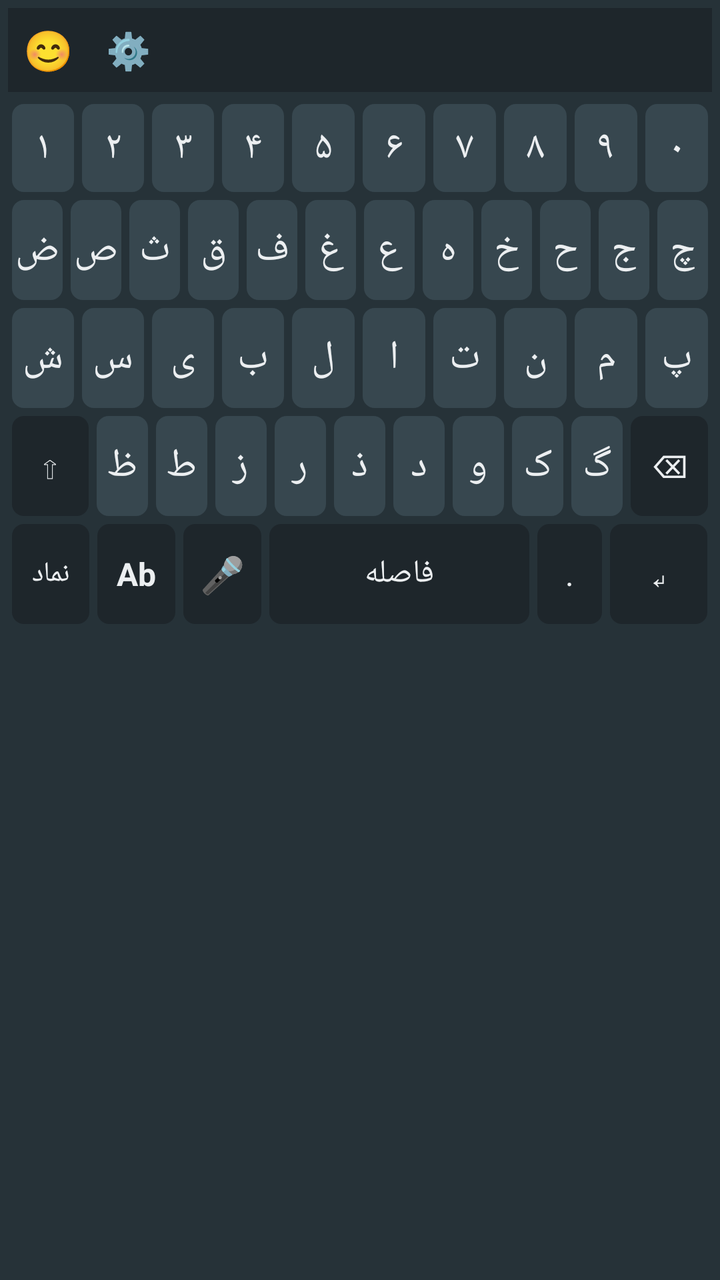
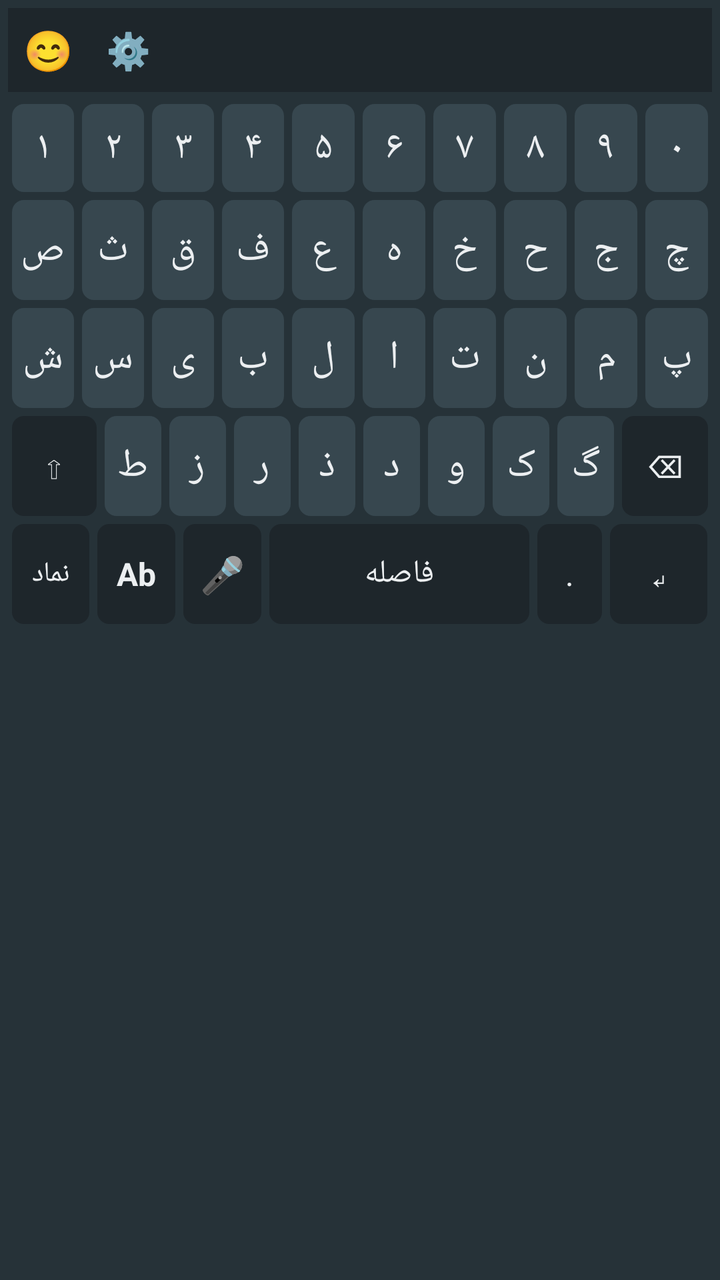

Compare the two renders of this Android layout. The source of the first and the diff that turns it into the second are given below.
<!-- AndroidManifest.xml: application theme android:Theme.DeviceDefault.Light.NoActionBar -->
<!-- res/layout/keyboard_view.xml -->
<?xml version="1.0" encoding="utf-8"?>
<LinearLayout xmlns:android="http://schemas.android.com/apk/res/android"
    android:layout_width="match_parent"
    android:layout_height="wrap_content"
    android:orientation="vertical"
    android:background="@color/kb_bg"
    android:padding="4dp">

    
    <LinearLayout android:layout_width="match_parent" android:layout_height="42dp" android:background="@color/suggestion_bg" android:orientation="horizontal" android:layout_marginBottom="4dp">
        <TextView android:id="@+id/btn_emoji_bar" android:layout_width="40dp" android:layout_height="match_parent" android:text="😊" android:gravity="center" android:textSize="20sp"/>
        <TextView android:id="@+id/btn_settings_bar" android:layout_width="40dp" android:layout_height="match_parent" android:text="⚙️" android:gravity="center" android:textSize="18sp"/>
        
        <TextView android:id="@+id/suggestion_1" android:layout_width="0dp" android:layout_height="match_parent" android:layout_weight="1" android:text="" android:textColor="@color/key_text" android:gravity="center" android:textSize="16sp"/>
        <TextView android:id="@+id/suggestion_2" android:layout_width="0dp" android:layout_height="match_parent" android:layout_weight="1" android:text="" android:textColor="@color/key_text" android:gravity="center" android:textSize="16sp"/>
        <TextView android:id="@+id/suggestion_3" android:layout_width="0dp" android:layout_height="match_parent" android:layout_weight="1" android:text="" android:textColor="@color/key_text" android:gravity="center" android:textSize="16sp"/>
    </LinearLayout>

    
    <LinearLayout android:id="@+id/letters_container" android:layout_width="match_parent" android:layout_height="wrap_content" android:orientation="vertical">
        
        
        <LinearLayout android:layout_width="match_parent" android:layout_height="48dp" android:orientation="horizontal">
            <TextView android:id="@+id/btn_num_1" style="@style/KeyStyle" android:text="۱" />
            <TextView android:id="@+id/btn_num_2" style="@style/KeyStyle" android:text="۲" />
            <TextView android:id="@+id/btn_num_3" style="@style/KeyStyle" android:text="۳" />
            <TextView android:id="@+id/btn_num_4" style="@style/KeyStyle" android:text="۴" />
            <TextView android:id="@+id/btn_num_5" style="@style/KeyStyle" android:text="۵" />
            <TextView android:id="@+id/btn_num_6" style="@style/KeyStyle" android:text="۶" />
            <TextView android:id="@+id/btn_num_7" style="@style/KeyStyle" android:text="۷" />
            <TextView android:id="@+id/btn_num_8" style="@style/KeyStyle" android:text="۸" />
            <TextView android:id="@+id/btn_num_9" style="@style/KeyStyle" android:text="۹" />
            <TextView android:id="@+id/btn_num_0" style="@style/KeyStyle" android:text="۰" />
        </LinearLayout>

        
        <LinearLayout android:layout_width="match_parent" android:layout_height="54dp" android:orientation="horizontal">
            <TextView android:id="@+id/btn_zad" style="@style/KeyStyle" android:text="ض" />
            <TextView android:id="@+id/btn_sad" style="@style/KeyStyle" android:text="ص" />
            <TextView android:id="@+id/btn_se" style="@style/KeyStyle" android:text="ث" />
            <TextView android:id="@+id/btn_ghaf" style="@style/KeyStyle" android:text="ق" />
            <TextView android:id="@+id/btn_fe" style="@style/KeyStyle" android:text="ف" />
            <TextView android:id="@+id/btn_ghain" style="@style/KeyStyle" android:text="غ" />
            <TextView android:id="@+id/btn_e" style="@style/KeyStyle" android:text="ع" />
            <TextView android:id="@+id/btn_he" style="@style/KeyStyle" android:text="ه" />
            <TextView android:id="@+id/btn_khe" style="@style/KeyStyle" android:text="خ" />
            <TextView android:id="@+id/btn_h" style="@style/KeyStyle" android:text="ح" />
            <TextView android:id="@+id/btn_jim" style="@style/KeyStyle" android:text="ج" />
            <TextView android:id="@+id/btn_che" style="@style/KeyStyle" android:text="چ" />
        </LinearLayout>

        
        <LinearLayout android:layout_width="match_parent" android:layout_height="54dp" android:orientation="horizontal">
            <TextView android:id="@+id/btn_shin" style="@style/KeyStyle" android:text="ش" />
            <TextView android:id="@+id/btn_sin" style="@style/KeyStyle" android:text="س" />
            <TextView android:id="@+id/btn_ye" style="@style/KeyStyle" android:text="ی" />
            <TextView android:id="@+id/btn_be" style="@style/KeyStyle" android:text="ب" />
            <TextView android:id="@+id/btn_lam" style="@style/KeyStyle" android:text="ل" />
            <TextView android:id="@+id/btn_alef" style="@style/KeyStyle" android:text="ا" />
            <TextView android:id="@+id/btn_te" style="@style/KeyStyle" android:text="ت" />
            <TextView android:id="@+id/btn_nun" style="@style/KeyStyle" android:text="ن" />
            <TextView android:id="@+id/btn_mim" style="@style/KeyStyle" android:text="م" />
            <TextView android:id="@+id/btn_pe" style="@style/KeyStyle" android:text="پ" />
        </LinearLayout>

        
        <LinearLayout android:layout_width="match_parent" android:layout_height="54dp" android:orientation="horizontal">
            <TextView android:id="@+id/btn_shift" style="@style/KeyStyleSpecial" android:layout_weight="1.5" android:text="⇧" />
            <TextView android:id="@+id/btn_za" style="@style/KeyStyle" android:text="ظ" />
            <TextView android:id="@+id/btn_ta" style="@style/KeyStyle" android:text="ط" />
            <TextView android:id="@+id/btn_ze" style="@style/KeyStyle" android:text="ز" />
            <TextView android:id="@+id/btn_re" style="@style/KeyStyle" android:text="ر" />
            <TextView android:id="@+id/btn_zal" style="@style/KeyStyle" android:text="ذ" />
            <TextView android:id="@+id/btn_dal" style="@style/KeyStyle" android:text="د" />
            <TextView android:id="@+id/btn_vav" style="@style/KeyStyle" android:text="و" />
            <TextView android:id="@+id/btn_kaf" style="@style/KeyStyle" android:text="ک" />
            <TextView android:id="@+id/btn_gaf" style="@style/KeyStyle" android:text="گ" />
            <TextView android:id="@+id/btn_backspace" style="@style/KeyStyleSpecial" android:layout_weight="1.5" android:text="⌫" />
        </LinearLayout>

        
        <LinearLayout android:layout_width="match_parent" android:layout_height="54dp" android:orientation="horizontal">
            <TextView android:id="@+id/btn_symbols" style="@style/KeyStyleSpecial" android:layout_weight="1.2" android:text="نماد" android:textSize="14sp"/>
            <TextView android:id="@+id/btn_lang" style="@style/KeyStyleSpecial" android:layout_weight="1.2" android:text="Ab" android:textSize="16sp" android:textStyle="bold"/>
            <TextView android:id="@+id/btn_mic" style="@style/KeyStyleSpecial" android:layout_weight="1.2" android:text="🎤" android:textSize="18sp"/>
            <TextView android:id="@+id/btn_space" style="@style/KeyStyleSpecial" android:layout_weight="4" android:text="فاصله" />
            <TextView android:id="@+id/btn_dot" style="@style/KeyStyleSpecial" android:layout_weight="1" android:text="." />
            <TextView android:id="@+id/btn_enter" style="@style/KeyStyleSpecial" android:layout_weight="1.5" android:text="↵" />
        </LinearLayout>
    </LinearLayout>

    
    <LinearLayout android:id="@+id/symbols_container" android:layout_width="match_parent" android:layout_height="wrap_content" android:orientation="vertical" android:visibility="gone">
        <LinearLayout android:layout_width="match_parent" android:layout_height="54dp" android:orientation="horizontal">
            <TextView android:id="@+id/sym_1" style="@style/KeyStyle" /><TextView android:id="@+id/sym_2" style="@style/KeyStyle" /><TextView android:id="@+id/sym_3" style="@style/KeyStyle" /><TextView android:id="@+id/sym_4" style="@style/KeyStyle" /><TextView android:id="@+id/sym_5" style="@style/KeyStyle" /><TextView android:id="@+id/sym_6" style="@style/KeyStyle" /><TextView android:id="@+id/sym_7" style="@style/KeyStyle" /><TextView android:id="@+id/sym_8" style="@style/KeyStyle" /><TextView android:id="@+id/sym_9" style="@style/KeyStyle" /><TextView android:id="@+id/sym_10" style="@style/KeyStyle" />
        </LinearLayout>
        <LinearLayout android:layout_width="match_parent" android:layout_height="54dp" android:orientation="horizontal">
            <TextView android:id="@+id/sym_11" style="@style/KeyStyle" /><TextView android:id="@+id/sym_12" style="@style/KeyStyle" /><TextView android:id="@+id/sym_13" style="@style/KeyStyle" /><TextView android:id="@+id/sym_14" style="@style/KeyStyle" /><TextView android:id="@+id/sym_15" style="@style/KeyStyle" /><TextView android:id="@+id/sym_16" style="@style/KeyStyle" /><TextView android:id="@+id/sym_17" style="@style/KeyStyle" /><TextView android:id="@+id/sym_18" style="@style/KeyStyle" /><TextView android:id="@+id/sym_19" style="@style/KeyStyle" /><TextView android:id="@+id/sym_20" style="@style/KeyStyle" />
        </LinearLayout>
        <LinearLayout android:layout_width="match_parent" android:layout_height="54dp" android:orientation="horizontal">
            <TextView android:id="@+id/sym_21" style="@style/KeyStyle" /><TextView android:id="@+id/sym_22" style="@style/KeyStyle" /><TextView android:id="@+id/sym_23" style="@style/KeyStyle" /><TextView android:id="@+id/sym_24" style="@style/KeyStyle" /><TextView android:id="@+id/sym_25" style="@style/KeyStyle" /><TextView android:id="@+id/sym_26" style="@style/KeyStyle" /><TextView android:id="@+id/sym_27" style="@style/KeyStyle" /><TextView android:id="@+id/sym_28" style="@style/KeyStyle" /><TextView android:id="@+id/sym_29" style="@style/KeyStyle" /><TextView android:id="@+id/sym_30" style="@style/KeyStyle" />
        </LinearLayout>
        <LinearLayout android:layout_width="match_parent" android:layout_height="54dp" android:orientation="horizontal">
            <TextView android:id="@+id/sym_31" style="@style/KeyStyle" /><TextView android:id="@+id/sym_32" style="@style/KeyStyle" /><TextView android:id="@+id/sym_33" style="@style/KeyStyle" /><TextView android:id="@+id/sym_34" style="@style/KeyStyle" /><TextView android:id="@+id/sym_35" style="@style/KeyStyle" /><TextView android:id="@+id/sym_36" style="@style/KeyStyle" /><TextView android:id="@+id/sym_37" style="@style/KeyStyle" /><TextView android:id="@+id/sym_38" style="@style/KeyStyle" /><TextView android:id="@+id/sym_39" style="@style/KeyStyle" /><TextView android:id="@+id/sym_40" style="@style/KeyStyle" />
        </LinearLayout>
        <LinearLayout android:layout_width="match_parent" android:layout_height="54dp" android:orientation="horizontal">
            <TextView android:id="@+id/btn_page_change" style="@style/KeyStyleSpecial" android:layout_weight="1.5" android:text="1/6" />
            <TextView android:id="@+id/btn_lang_back" style="@style/KeyStyleSpecial" android:layout_weight="1.2" android:text="فا" />
            <TextView android:id="@+id/btn_space_sym" style="@style/KeyStyleSpecial" android:layout_weight="5" android:text="فاصله" />
            <TextView android:id="@+id/btn_backspace_sym" style="@style/KeyStyleSpecial" android:layout_weight="1.5" android:text="⌫" />
        </LinearLayout>
    </LinearLayout>

    
    <LinearLayout
        android:id="@+id/diacritics_container"
        android:layout_width="match_parent"
        android:layout_height="wrap_content"
        android:orientation="vertical"
        android:background="#121212"
        android:visibility="gone"
        android:padding="4dp">
        <LinearLayout android:layout_width="match_parent" android:layout_height="54dp" android:orientation="horizontal">
            <TextView android:id="@+id/diacritic_fatha" style="@style/DiacriticStyle" android:text="َ" />
            <TextView android:id="@+id/diacritic_kasra" style="@style/DiacriticStyle" android:text="ِ" />
            <TextView android:id="@+id/diacritic_damma" style="@style/DiacriticStyle" android:text="ُ" />
            <TextView android:id="@+id/diacritic_shadda" style="@style/DiacriticStyle" android:text="ّ" />
            <TextView android:id="@+id/diacritic_sukun" style="@style/DiacriticStyle" android:text="ْ" />
            <TextView android:id="@+id/diacritic_fathatan" style="@style/DiacriticStyle" android:text="ً" />
            <TextView android:id="@+id/diacritic_kasratan" style="@style/DiacriticStyle" android:text="ٍ" />
            <TextView android:id="@+id/diacritic_dammatan" style="@style/DiacriticStyle" android:text="ٌ" />
            <TextView android:id="@+id/diacritic_alef_kh" style="@style/DiacriticStyle" android:text="ٰ" />
            <TextView android:id="@+id/btn_close_diacritics" style="@style/KeyStyleSpecial" android:text="✖" android:textColor="#FFFFFF" />
        </LinearLayout>
    </LinearLayout>
</LinearLayout>
<!-- resources referenced by this layout -->
<resources>
  <color name="kb_bg">#263238</color>
  <color name="key_text">#ECEFF1</color>
  <color name="suggestion_bg">#1E262B</color>
  <style name="DiacriticStyle">
          <item name="android:layout_width">0dp</item>
          <item name="android:layout_height">match_parent</item>
          <item name="android:layout_weight">1</item>
          <item name="android:layout_margin">2dp</item>
          <item name="android:gravity">center</item>
          <item name="android:textColor">#FFFFFF</item>
          <item name="android:textSize">28sp</item> 
          <item name="android:background">@color/key_bg</item>
          <item name="android:clickable">true</item>
          <item name="android:focusable">true</item>
      </style>
  <style name="KeyStyle">
          <item name="android:layout_width">0dp</item>
          <item name="android:layout_height">match_parent</item>
          <item name="android:layout_weight">1</item>
          <item name="android:layout_margin">2dp</item>
          <item name="android:background">@drawable/key_bg_normal</item>
          <item name="android:textColor">@color/key_text</item>
          <item name="android:textSize">20sp</item> 
          <item name="android:gravity">center</item>
          <item name="android:clickable">true</item>
          <item name="android:focusable">true</item>
      </style>
  <style name="KeyStyleSpecial">
          <item name="android:layout_width">0dp</item>
          <item name="android:layout_height">match_parent</item>
          <item name="android:layout_margin">2dp</item>
          <item name="android:background">@drawable/key_bg_special</item>
          <item name="android:textColor">@color/key_text</item>
          <item name="android:textSize">16sp</item>
          <item name="android:gravity">center</item>
          <item name="android:clickable">true</item>
          <item name="android:focusable">true</item>
      </style>
  <color name="key_bg">#37474F</color>
  <!-- drawable key_bg_normal (drawable) -->
  <?xml version="1.0" encoding="utf-8"?>
  <ripple xmlns:android="http://schemas.android.com/apk/res/android" android:color="#55FFFFFF">
      <item>
          <shape android:shape="rectangle">
              <solid android:color="@color/key_bg" />
              <corners android:radius="6dp" />
          </shape>
      </item>
  </ripple>
  <!-- drawable key_bg_special (drawable) -->
  <?xml version="1.0" encoding="utf-8"?>
  <ripple xmlns:android="http://schemas.android.com/apk/res/android" android:color="#55FFFFFF">
      <item>
          <shape android:shape="rectangle">
              <solid android:color="@color/special_key" />
              <corners android:radius="6dp" />
          </shape>
      </item>
  </ripple>
  <color name="special_key">#1E262B</color>
</resources>

<!-- the commit's change to res/layout/keyboard_view.xml (unified diff, before → after) -->
@@ -35,12 +35,10 @@
 
         
         <LinearLayout android:layout_width="match_parent" android:layout_height="54dp" android:orientation="horizontal">
-            <TextView android:id="@+id/btn_zad" style="@style/KeyStyle" android:text="ض" />
             <TextView android:id="@+id/btn_sad" style="@style/KeyStyle" android:text="ص" />
             <TextView android:id="@+id/btn_se" style="@style/KeyStyle" android:text="ث" />
             <TextView android:id="@+id/btn_ghaf" style="@style/KeyStyle" android:text="ق" />
             <TextView android:id="@+id/btn_fe" style="@style/KeyStyle" android:text="ف" />
-            <TextView android:id="@+id/btn_ghain" style="@style/KeyStyle" android:text="غ" />
             <TextView android:id="@+id/btn_e" style="@style/KeyStyle" android:text="ع" />
             <TextView android:id="@+id/btn_he" style="@style/KeyStyle" android:text="ه" />
             <TextView android:id="@+id/btn_khe" style="@style/KeyStyle" android:text="خ" />
@@ -66,7 +64,6 @@
         
         <LinearLayout android:layout_width="match_parent" android:layout_height="54dp" android:orientation="horizontal">
             <TextView android:id="@+id/btn_shift" style="@style/KeyStyleSpecial" android:layout_weight="1.5" android:text="⇧" />
-            <TextView android:id="@+id/btn_za" style="@style/KeyStyle" android:text="ظ" />
             <TextView android:id="@+id/btn_ta" style="@style/KeyStyle" android:text="ط" />
             <TextView android:id="@+id/btn_ze" style="@style/KeyStyle" android:text="ز" />
             <TextView android:id="@+id/btn_re" style="@style/KeyStyle" android:text="ر" />
